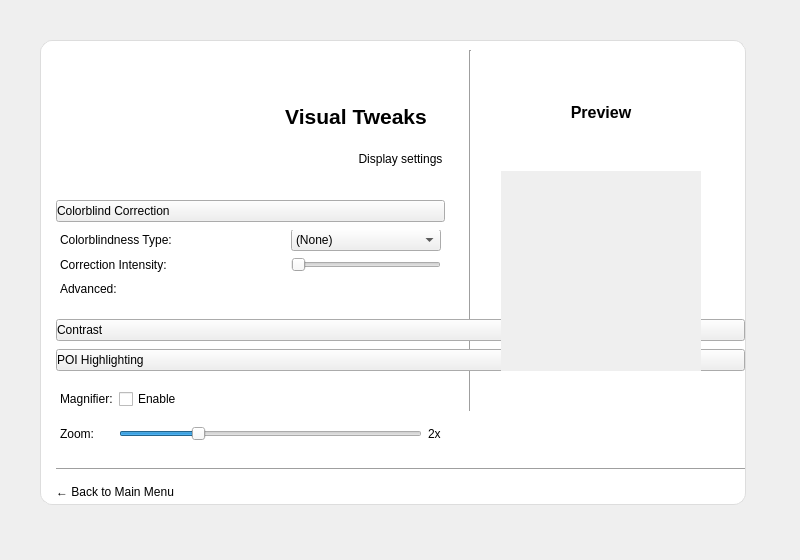
The window that ui files/eg_visual_settings.ui (brettrjh/enable-games-local) describes before a commit, drawn with Qt 5.
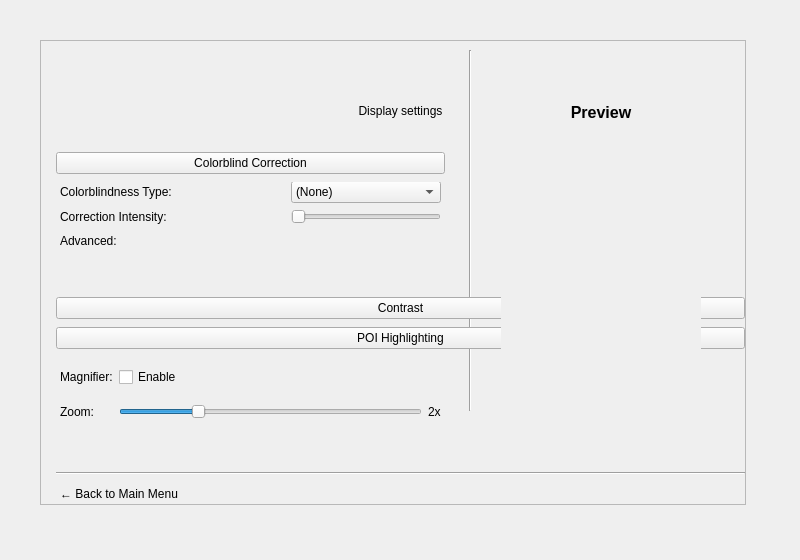
The same window after the commit. Icons and pictures are not drawn.

Commit message: Add shared Qt theme and remove one-off UI styles

The edit to the form file:
```diff
--- a/ui files/eg_visual_settings.ui
+++ b/ui files/eg_visual_settings.ui
@@ -43,14 +43,6 @@
     </property>
     <item>
      <widget class="QFrame" name="frameCard">
-      <property name="styleSheet">
-       <string notr="true">#frameCard {
-  background: white;
-  border: 1px solid #ddd;
-  border-radius: 12px;
-}
-</string>
-      </property>
       <property name="frameShape">
        <enum>QFrame::StyledPanel</enum>
       </property>
@@ -96,40 +88,6 @@
             <height>40</height>
            </size>
           </property>
-          <property name="styleSheet">
-           <string notr="true" />
-          </property>
-          <property name="text">
-           <string />
-          </property>
-          <property name="pixmap">
-           <pixmap>:/icons/assets/icons/eye.png</pixmap>
-          </property>
-          <property name="scaledContents">
-           <bool>true</bool>
-          </property>
-          <property name="alignment">
-           <set>Qt::AlignCenter</set>
-          </property>
-         </widget>
-        </item>
-        <item>
-         <widget class="QLabel" name="titleLabel">
-          <property name="maximumSize">
-           <size>
-            <width>600</width>
-            <height>40</height>
-           </size>
-          </property>
-          <property name="font">
-           <font>
-            <pointsize>16</pointsize>
-            <bold>true</bold>
-           </font>
-          </property>
-          <property name="text">
-           <string>Visual Tweaks</string>
-          </property>
           <property name="alignment">
            <set>Qt::AlignHCenter|Qt::AlignTop</set>
           </property>
@@ -165,12 +123,6 @@
             <height>16777215</height>
            </size>
           </property>
-          <property name="styleSheet">
-           <string notr="true">QPushButton{
-text-align: left;
-}
-</string>
-          </property>
           <property name="text">
            <string>Colorblind Correction</string>
           </property>
@@ -267,13 +219,6 @@
         </item>
         <item>
          <widget class="QPushButton" name="btnContrast">
-          <property name="styleSheet">
-           <string notr="true">QPushButton{
-text-align: left;
-}
-
-</string>
-          </property>
           <property name="text">
            <string>Contrast</string>
           </property>
@@ -281,13 +226,6 @@
         </item>
         <item>
          <widget class="QPushButton" name="btnPOIHighlight">
-          <property name="styleSheet">
-           <string notr="true">QPushButton{
-text-align: left;
-}
-
-</string>
-          </property>
           <property name="text">
            <string>POI Highlighting</string>
           </property>
@@ -380,18 +318,6 @@
           <property name="enabled">
            <bool>true</bool>
           </property>
-          <property name="styleSheet">
-           <string notr="true">#btnBack {
-  border: none;
-  background: transparent;
-  text-align: left;
-  padding: 6px 0px;
-}
-#btnBack:hover {
-  text-decoration: underline;
-}
-</string>
-          </property>
           <property name="text">
            <string>← Back to Main Menu</string>
           </property>
```
The commit also changes 12 other files.
